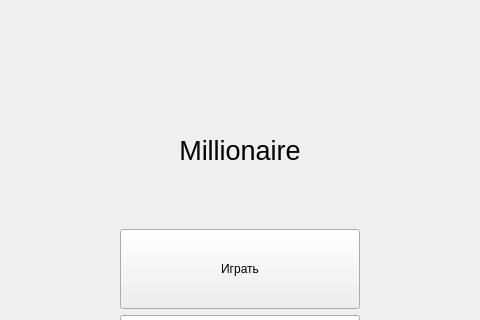
The window that src/mainmenu.ui (Klaasibub/Evo) describes before a commit, drawn with Qt 5; both pictures show x 140 to 620 and y 0 to 320 of the 760 by 616 pixel window.
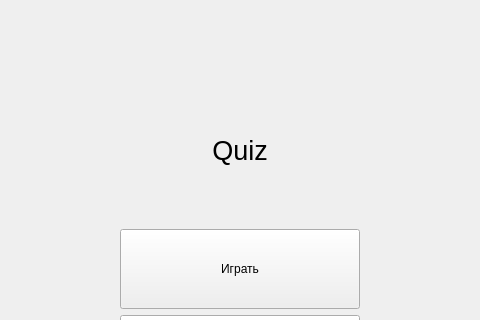
The same window after the commit. The open tabs and pages were chosen to show the change.

Commit message: Renamed Millionaire to Quiz.

Patch:
```diff
--- a/src/mainmenu.ui
+++ b/src/mainmenu.ui
@@ -90,7 +90,7 @@
                  </font>
                 </property>
                 <property name="text">
-                 <string>Millionaire</string>
+                 <string>Quiz</string>
                 </property>
                 <property name="alignment">
                  <set>Qt::AlignCenter</set>
```
Left out of the diff: 30 changed lines with no effect on the pictures. The commit also changes 7 other files.
